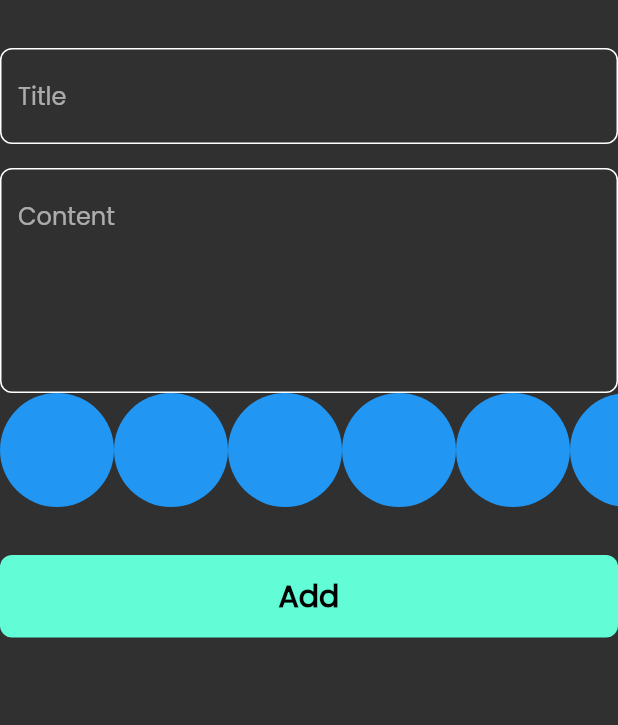
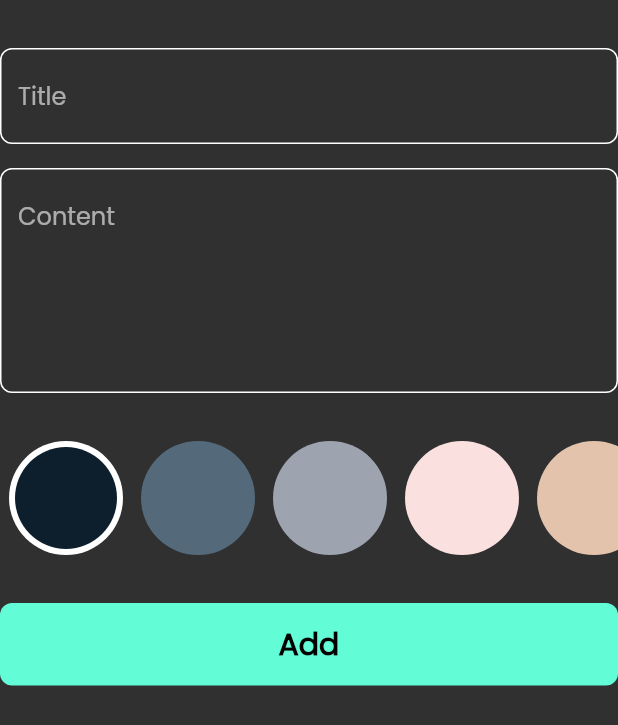
Before and after one commit to mahmoudthaher/tharwatsamy, a Flutter app: the AddNoteForm widget shown alone on an empty page, opened directly, on a phone screen of 412 x 824 dp. Shown: the top 725 px of the screen. Run offline on Flutter 3.47's test engine with Material 2 defaults, Android fonts, the phone set to English and light mode, and no system bars; our stand-ins replace audioplayers, bloc, cloud_firestore, dio, firebase_auth, firebase_core and 7 more; accounts and stored records are empty.

Commit message:
color list view part two

```diff
--- a/nots_app/notes_app/lib/widgets/add_note_form.dart
+++ b/nots_app/notes_app/lib/widgets/add_note_form.dart
@@ -42,6 +42,7 @@ class _AddNoteFormState extends State<AddNoteForm> {
               subTitle = vlaue;
             },
           ),
+          const SizedBox(height: 32),
           const ColorListView(),
           const SizedBox(height: 32),
           BlocBuilder<AddNotesCubit, AddNotesState>(
--- a/nots_app/notes_app/lib/widgets/color_list_view.dart
+++ b/nots_app/notes_app/lib/widgets/color_list_view.dart
@@ -1,18 +1,43 @@
 import 'package:flutter/material.dart';
 import 'package:notes_app/widgets/custom_color.dart';
 
-class ColorListView extends StatelessWidget {
+class ColorListView extends StatefulWidget {
   const ColorListView({super.key});
 
+  @override
+  State<ColorListView> createState() => _ColorListViewState();
+}
+
+class _ColorListViewState extends State<ColorListView> {
+  int currentIndex = 0;
+  List<Color> colors = const [
+    Color(0xff0D1F2D),
+    Color(0xff546A7B),
+    Color(0xff9EA3B0),
+    Color(0xffFAE1DF),
+    Color(0xffE4C3AD),
+  ];
   @override
   Widget build(BuildContext context) {
     return SizedBox(
       height: 38 * 2,
       child: ListView.builder(
         scrollDirection: Axis.horizontal,
-        itemCount: 10,
+        itemCount: colors.length,
         itemBuilder: (context, index) {
-          return const ColorItem();
+          return Padding(
+            padding: const EdgeInsets.symmetric(horizontal: 6),
+            child: GestureDetector(
+              onTap: () {
+                currentIndex = index;
+                setState(() {});
+              },
+              child: ColorItem(
+                isActive: currentIndex == index,
+                color: colors[index],
+              ),
+            ),
+          );
         },
       ),
     );
--- a/nots_app/notes_app/lib/widgets/custom_color.dart
+++ b/nots_app/notes_app/lib/widgets/custom_color.dart
@@ -1,13 +1,24 @@
 import 'package:flutter/material.dart';
 
 class ColorItem extends StatelessWidget {
-  const ColorItem({super.key});
+  const ColorItem({super.key, required this.isActive, required this.color});
+  final Color color;
+  final bool isActive;
 
   @override
   Widget build(BuildContext context) {
-    return const CircleAvatar(
-      radius: 38,
-      backgroundColor: Colors.blue,
-    );
+    return isActive
+        ? CircleAvatar(
+            backgroundColor: Colors.white,
+            radius: 38,
+            child: CircleAvatar(
+              radius: 34,
+              backgroundColor: color,
+            ),
+          )
+        : CircleAvatar(
+            radius: 38,
+            backgroundColor: color,
+          );
   }
 }
```
